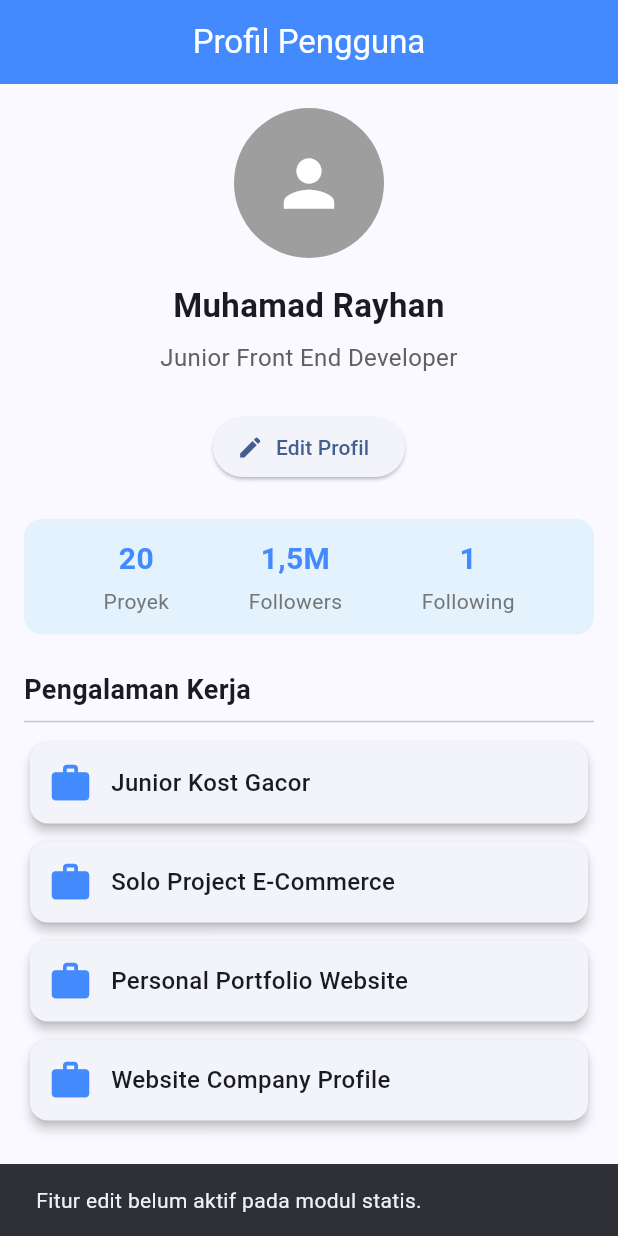
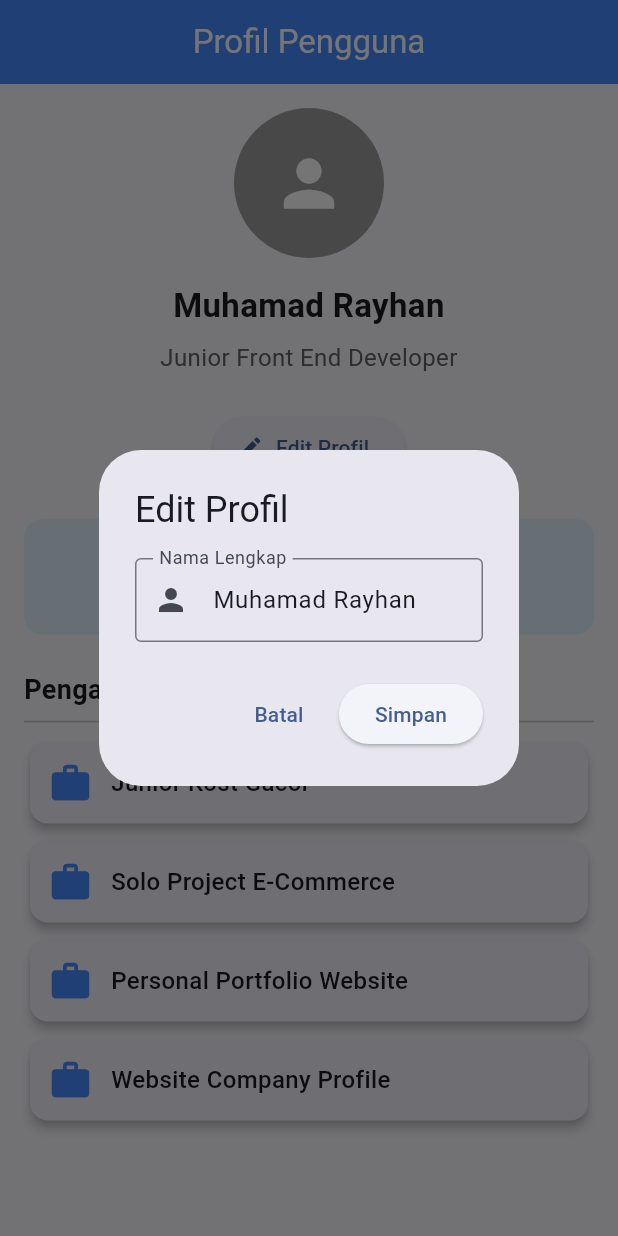
Before and after one commit to rayhan-18/flutter_t5, a Flutter app: the screen it shows after launch, after a tap on "Edit Profil", on a phone screen of 412 x 824 dp. Run offline on Flutter 3.47's test engine with Material 3 defaults, Android fonts, the phone set to English and light mode, and no system bars.

Commit message:
feat: implement edit profile dialog with state update

```diff
--- a/lib/profile_page.dart
+++ b/lib/profile_page.dart
@@ -11,6 +11,7 @@ class ProfilePage extends StatefulWidget {
 class _ProfilePageState extends State<ProfilePage> {
   String userName = 'Muhamad Rayhan';
   final String role = 'Junior Front End Developer';
+  final TextEditingController nameController = TextEditingController();
 
   final List<String> experiences = [
     'Junior Kost Gacor',
@@ -18,6 +19,57 @@ class _ProfilePageState extends State<ProfilePage> {
     'Personal Portfolio Website',
     'Website Company Profile',
   ];
+
+  void editProfile() {
+  nameController.text = userName;
+
+  showDialog(
+    context: context,
+    builder: (context) {
+      return AlertDialog(
+        title: const Text('Edit Profil'),
+        content: TextFormField(
+          controller: nameController,
+          decoration: const InputDecoration(
+            labelText: 'Nama Lengkap',
+            border: OutlineInputBorder(),
+            prefixIcon: Icon(Icons.person),
+          ),
+        ),
+        actions: [
+          TextButton(
+            onPressed: () {
+              Navigator.pop(context);
+            },
+            child: const Text('Batal'),
+          ),
+          ElevatedButton(
+            onPressed: () {
+              final newName = nameController.text.trim();
+
+              if (newName.isEmpty) {
+                return;
+              }
+
+              setState(() {
+                userName = newName;
+              });
+
+              Navigator.pop(context);
+            },
+            child: const Text('Simpan'),
+          ),
+        ],
+      );
+    },
+  );
+}
+
+  @override
+  void dispose() {
+    nameController.dispose();
+    super.dispose();
+  }
 
   @override
   Widget build(BuildContext context) {
@@ -69,15 +121,7 @@ class _ProfilePageState extends State<ProfilePage> {
             const SizedBox(height: 24),
 
             ElevatedButton.icon(
-              onPressed: () {
-                ScaffoldMessenger.of(context).showSnackBar(
-                  const SnackBar(
-                    content: Text(
-                      'Fitur edit belum aktif pada modul statis.',
-                    ),
-                  ),
-                );
-              },
+              onPressed: editProfile,
               icon: const Icon(Icons.edit),
               label: const Text('Edit Profil'),
             ),
```
